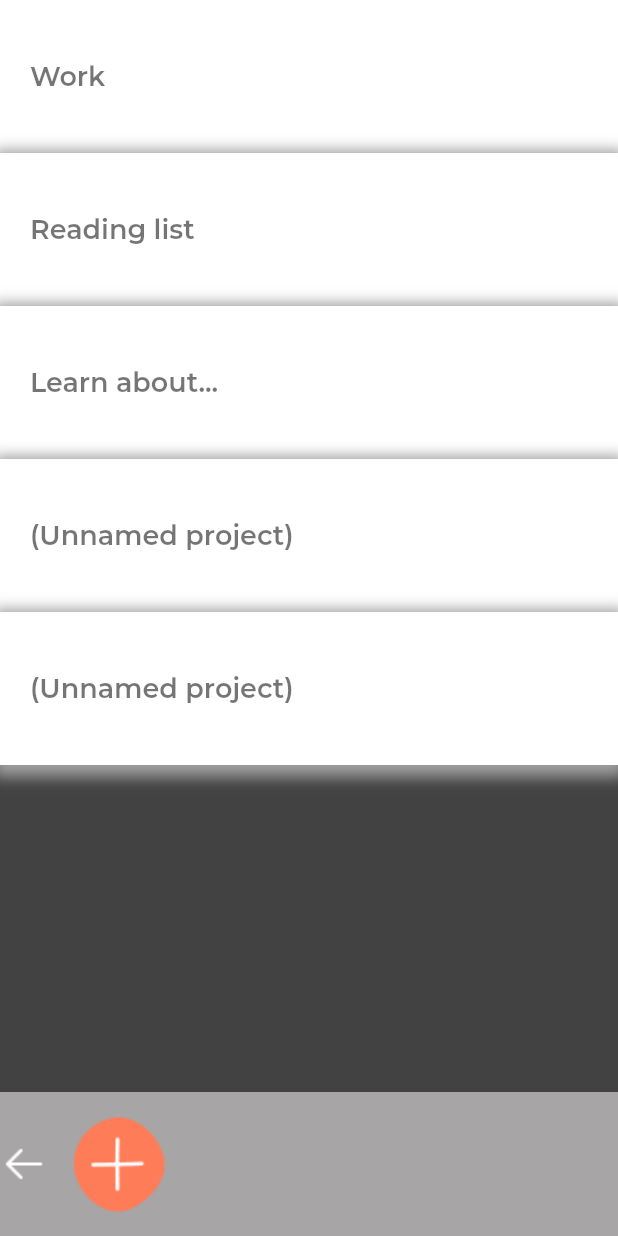
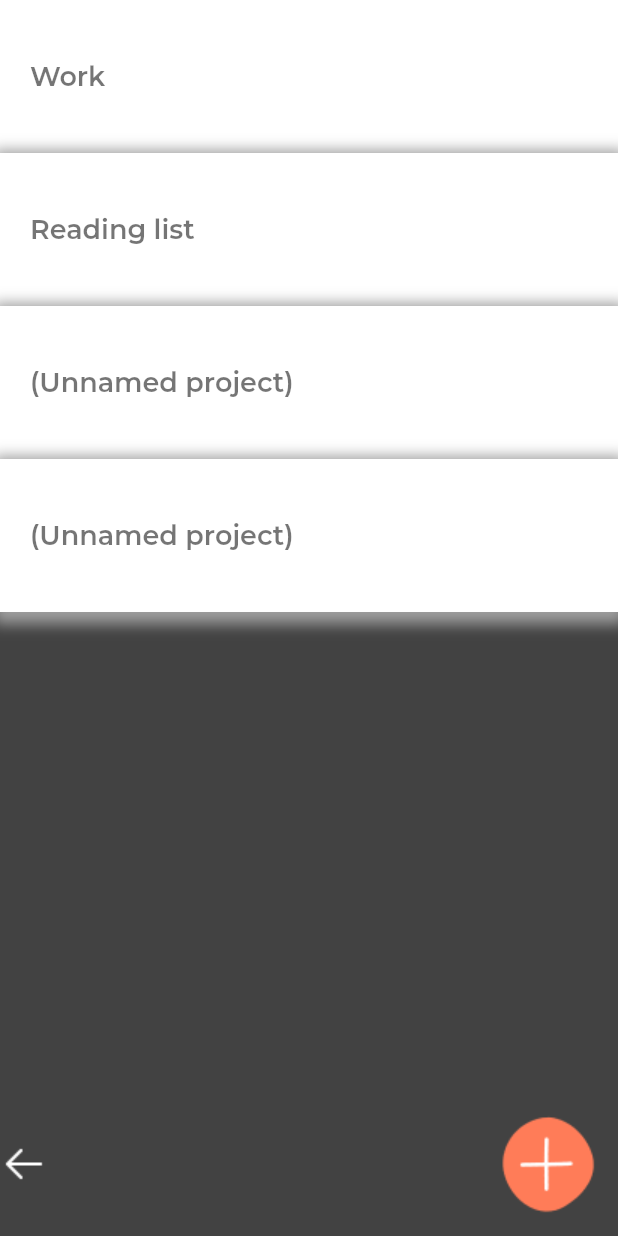
Before and after one commit to Anastasia-Nayita/pomodoro.tasks, a Flutter app: the Projectpage screen opened directly, on a phone screen of 412 x 824 dp. Run offline on Flutter 3.47's test engine with Material 2 defaults, Android fonts, the phone set to English and light mode, and no system bars; our stand-ins replace google_fonts.

Commit message:
added todowidget and nav

```diff
--- a/lib/screens/projectpage.dart
+++ b/lib/screens/projectpage.dart
@@ -20,23 +20,11 @@ class _ProjectpageState extends State<Projectpage> {
               Expanded(
                 child: ListView(
                   children: [
-                    GestureDetector(
-                      onTap: () {
-                        Navigator.push(
-                          context,
-                          MaterialPageRoute(
-                              builder: (context) => Projecttodos()),
-                        );
-                      },
-                      child: ProjectCard(
-                        projTitle: "Work",
-                      ),
+                    ProjectCard(
+                      projTitle: "Work",
                     ),
                     ProjectCard(
                       projTitle: "Reading list",
-                    ),
-                    ProjectCard(
-                      projTitle: "Learn about...",
                     ),
                     ProjectCard(),
                     ProjectCard(),
@@ -44,9 +32,10 @@ class _ProjectpageState extends State<Projectpage> {
                 ),
               ),
               Container(
-                decoration: BoxDecoration(color: Color(0xFFA7A5A5)),
+                // decoration: BoxDecoration(color: Color(0xFFA7A5A5)),
                 width: double.infinity,
                 child: Row(
+                  mainAxisAlignment: MainAxisAlignment.spaceBetween,
                   children: [
                     GestureDetector(
                       onTap: () {
@@ -61,9 +50,18 @@ class _ProjectpageState extends State<Projectpage> {
                         ),
                       ),
                     ),
-                    Image(
-                      image: AssetImage(
-                        'assets/images/add.png',
+                    GestureDetector(
+                      onTap: () {
+                        Navigator.push(
+                          context,
+                          MaterialPageRoute(
+                              builder: (context) => Projecttodos()),
+                        );
+                      },
+                      child: Image(
+                        image: AssetImage(
+                          'assets/images/add.png',
+                        ),
                       ),
                     ),
                   ],
```
Also changed, not shown: lib/screens/projecttodos.dart (+54 -3 lines), lib/widgets.dart (+16 -0 lines).
